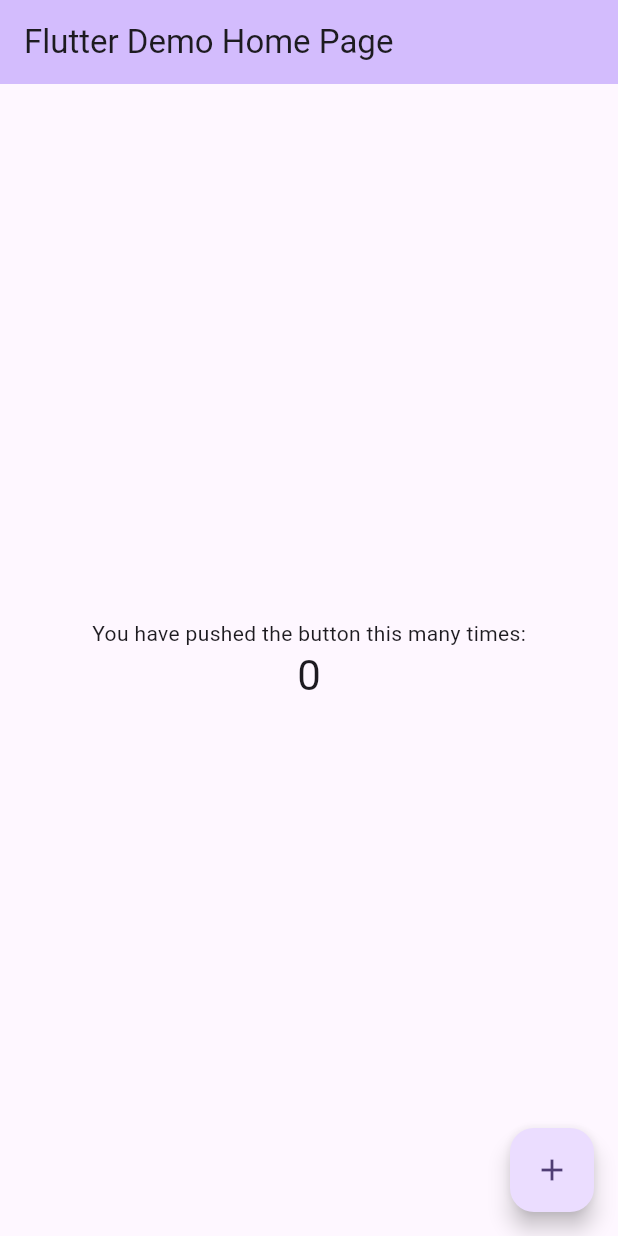
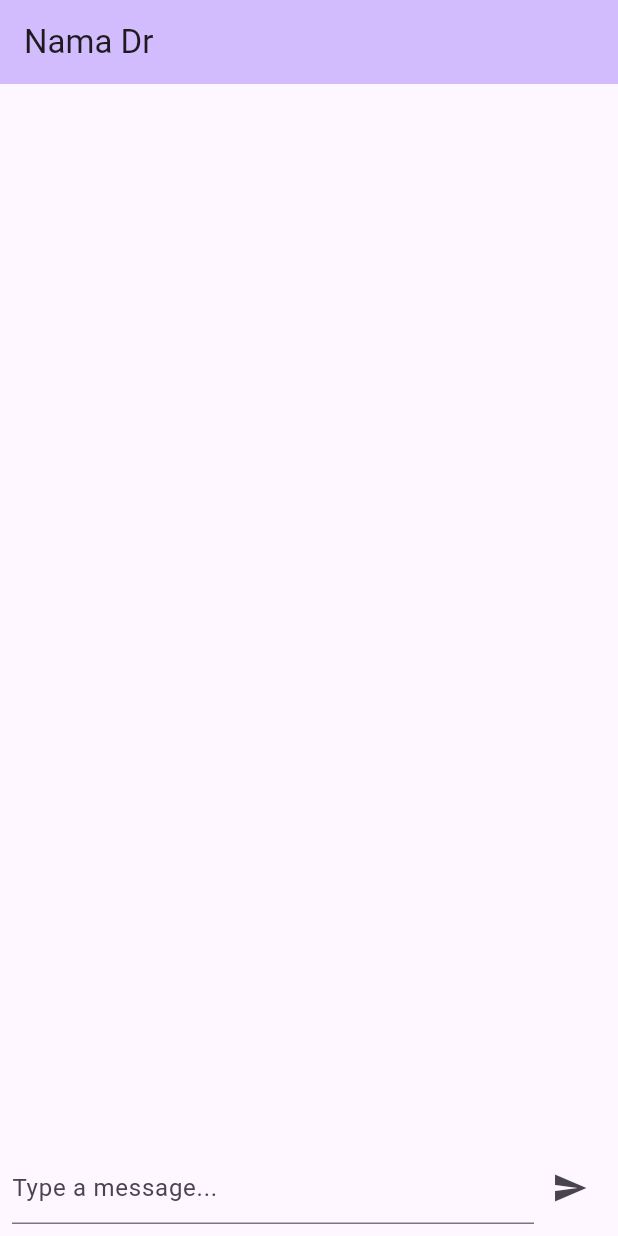
Before and after one commit to icyyolo/Healthhack2025, a Flutter app: the screen it shows after launch, on a phone screen of 412 x 824 dp. Run offline on Flutter 3.47's test engine with Material 3 defaults, Android fonts, the phone set to English and light mode, and no system bars.

Commit message:
Added message functionalities

```diff
--- a/reminderapp/lib/main.dart
+++ b/reminderapp/lib/main.dart
@@ -31,95 +31,80 @@
         colorScheme: ColorScheme.fromSeed(seedColor: Colors.deepPurple),
         useMaterial3: true,
       ),
-      home: const MyHomePage(title: 'Flutter Demo Home Page'),
+      home: const ChatPage(),
     );
   }
 }
 
-class MyHomePage extends StatefulWidget {
-  const MyHomePage({super.key, required this.title});
-
-  // This widget is the home page of your application. It is stateful, meaning
-  // that it has a State object (defined below) that contains fields that affect
-  // how it looks.
-
-  // This class is the configuration for the state. It holds the values (in this
-  // case the title) provided by the parent (in this case the App widget) and
-  // used by the build method of the State. Fields in a Widget subclass are
-  // always marked "final".
-
-  final String title;
+class ChatPage extends StatefulWidget {
+  const ChatPage({super.key});
 
   @override
-  State<MyHomePage> createState() => _MyHomePageState();
+  _ChatPageState createState() => _ChatPageState();
 }
 
-class _MyHomePageState extends State<MyHomePage> {
-  int _counter = 0;
+class _ChatPageState extends State<ChatPage> {
+  List<String> messages = [];
+  final TextEditingController _controller = TextEditingController();
 
-  void _incrementCounter() {
+  void sendMessage() {
+    if (_controller.text.isNotEmpty) {
       setState(() {
-      // This call to setState tells the Flutter framework that something has
-      // changed in this State, which causes it to rerun the build method below
-      // so that the display can reflect the updated values. If we changed
-      // _counter without calling setState(), then the build method would not be
-      // called again, and so nothing would appear to happen.
-      _counter++;
+        messages.add(_controller.text);
       });
+      _controller.clear();
+    }
   }
 
   @override
   Widget build(BuildContext context) {
-    // This method is rerun every time setState is called, for instance as done
-    // by the _incrementCounter method above.
-    //
-    // The Flutter framework has been optimized to make rerunning build methods
-    // fast, so that you can just rebuild anything that needs updating rather
-    // than having to individually change instances of widgets.
     return Scaffold(
       appBar: AppBar(
-        // TRY THIS: Try changing the color here to a specific color (to
-        // Colors.amber, perhaps?) and trigger a hot reload to see the AppBar
-        // change color while the other colors stay the same.
           backgroundColor: Theme.of(context).colorScheme.inversePrimary,
-        // Here we take the value from the MyHomePage object that was created by
-        // the App.build method, and use it to set our appbar title.
-        title: Text(widget.title),
+          title: Text("Nama Dr")),
+      body: Column(
+        children: [
+          Expanded(
+            child: ListView.builder(
+              itemCount: messages.length,
+              itemBuilder: (context, index) {
+                return Align(
+                  alignment: index % 2 == 0
+                      ? Alignment.centerLeft
+                      : Alignment.centerRight,
+                  child: Container(
+                    padding: EdgeInsets.all(12),
+                    margin: EdgeInsets.symmetric(vertical: 5, horizontal: 10),
+                    decoration: BoxDecoration(
+                      color:
+                          index % 2 == 0 ? Colors.blue[100] : Colors.green[100],
+                      borderRadius: BorderRadius.circular(12),
                     ),
-      body: Center(
-        // Center is a layout widget. It takes a single child and positions it
-        // in the middle of the parent.
-        child: Column(
-          // Column is also a layout widget. It takes a list of children and
-          // arranges them vertically. By default, it sizes itself to fit its
-          // children horizontally, and tries to be as tall as its parent.
-          //
-          // Column has various properties to control how it sizes itself and
-          // how it positions its children. Here we use mainAxisAlignment to
-          // center the children vertically; the main axis here is the vertical
-          // axis because Columns are vertical (the cross axis would be
-          // horizontal).
-          //
-          // TRY THIS: Invoke "debug painting" (choose the "Toggle Debug Paint"
-          // action in the IDE, or press "p" in the console), to see the
-          // wireframe for each widget.
-          mainAxisAlignment: MainAxisAlignment.center,
-          children: <Widget>[
-            const Text(
-              'You have pushed the button this many times:',
+                    child: Text(messages[index]),
                   ),
-            Text(
-              '$_counter',
-              style: Theme.of(context).textTheme.headlineMedium,
+                );
+              },
+            ),
+          ),
+          Padding(
+            padding: EdgeInsets.all(8.0),
+            child: Row(
+              children: [
+                Expanded(
+                  child: TextField(
+                    controller: _controller,
+                    decoration: InputDecoration(hintText: "Type a message..."),
+                  ),
+                ),
+                IconButton(
+                  icon: Icon(Icons.send),
+                  onPressed: sendMessage,
                 ),
               ],
             ),
           ),
-      floatingActionButton: FloatingActionButton(
-        onPressed: _incrementCounter,
-        tooltip: 'Increment',
-        child: const Icon(Icons.add),
-      ), // This trailing comma makes auto-formatting nicer for build methods.
+        ],
+      ),
     );
   }
 }
```
Lines whose indentation alone changed are shown as unchanged.
